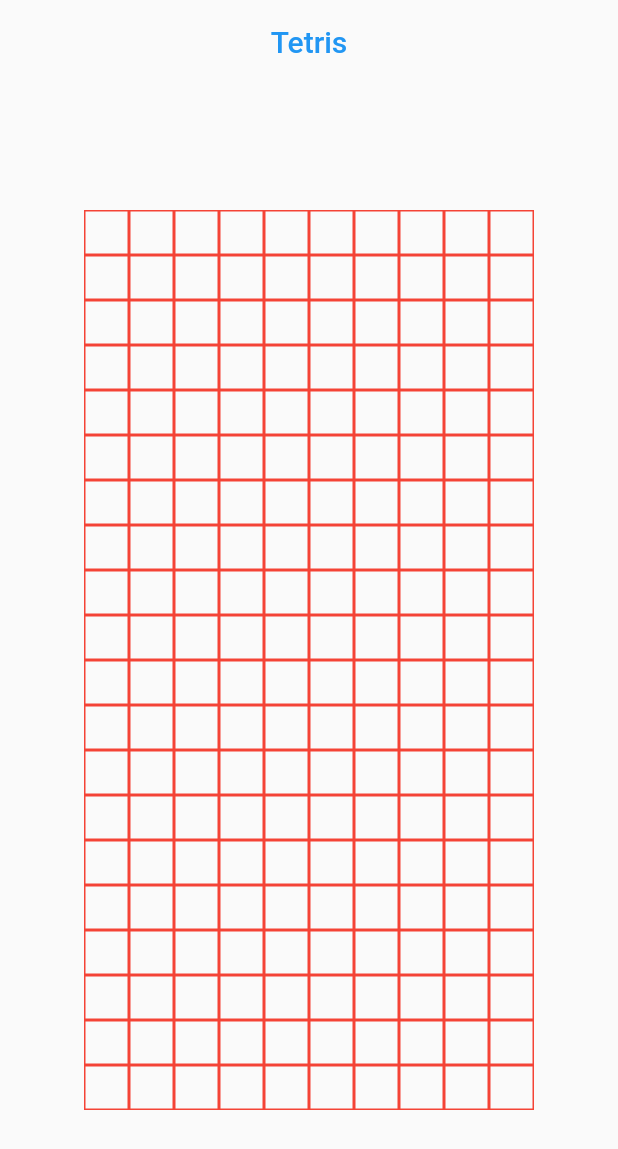
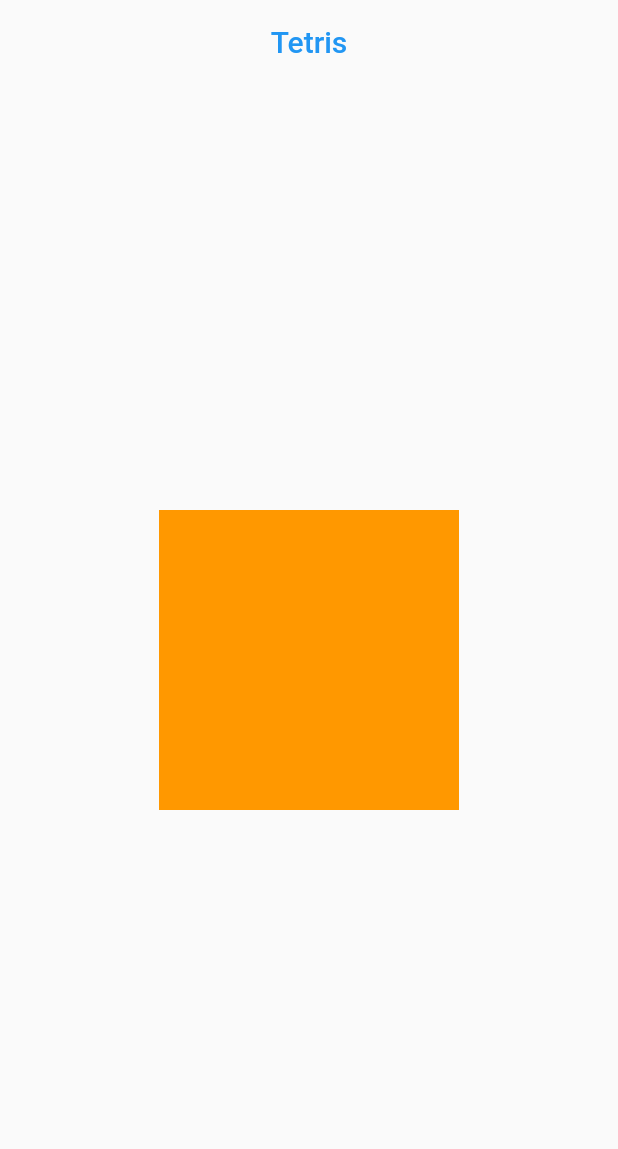
Before and after one commit to Sahil-Programme/tetris, a Flutter app: the screen it shows after launch, on a phone screen of 412 x 824 dp. Shown: the top 1149 px of the screen. Run offline on Flutter 3.47's test engine with Material 2 defaults, Android fonts, the phone set to English and light mode, and no system bars.

Commit message:
file and class management

```diff
--- a/lib/main.dart
+++ b/lib/main.dart
@@ -1,4 +1,6 @@
 import 'package:flutter/material.dart';
+
+import 'pages/game_page.dart';
 
 void main() {
   runApp(const Tetris());
@@ -11,68 +13,7 @@ class Tetris extends StatelessWidget {
     return const MaterialApp(
       debugShowCheckedModeBanner: false,
       title: 'Tetris',
-      home: HomePage(title: 'Homepage'),
+      home: GamePage(title: 'Gamepage'),
     );
   }
 }
-
-// --> Size of the board is 10x24
-
-class HomePage extends StatelessWidget {
-  const HomePage({Key? key, required this.title}) : super(key: key);
-  final String title;
-  @override
-  Widget build(BuildContext context) {
-    return Scaffold(
-      appBar: AppBar(
-        title: const Text('Tetris', style: TextStyle(color: Colors.blue)),
-        centerTitle: true,
-        backgroundColor: Colors.transparent,
-        elevation: 1,
-        shadowColor: Colors.transparent,
-      ),
-      body: const Matrix(),
-    );
-  }
-}
-
-class Matrix extends StatelessWidget {
-  const Matrix({Key? key}) : super(key: key);
-
-  Widget cell() {
-    return Container(
-      width: 30,
-      height: 30,
-      decoration: BoxDecoration(
-        border: Border.all(color: Colors.red),
-      ),
-    );
-  }
-
-  Row rowBuilder() {
-    final List<Widget> rowList = [];
-    for (int i = 0; i < 10; i++) {
-      rowList.add(cell());
-    }
-    return Row(
-      mainAxisAlignment: MainAxisAlignment.center,
-      children: rowList,
-    );
-  }
-
-  Column colBuilder() {
-    final List<Widget> colList = [];
-    for (int i = 0; i < 20; i++) {
-      colList.add(rowBuilder());
-    }
-    return Column(
-      mainAxisAlignment: MainAxisAlignment.center,
-      children: colList,
-    );
-  }
-
-  @override
-  Widget build(BuildContext context) {
-    return Center(child: colBuilder());
-  }
-}
--- /dev/null
+++ b/lib/modal/matrix_data.dart
@@ -0,0 +1 @@
+class MatrixData {}
--- /dev/null
+++ b/lib/pages/game_page.dart
@@ -0,0 +1,26 @@
+import 'package:flutter/material.dart';
+
+class GamePage extends StatelessWidget {
+  static const routeName = '/gamePage';
+  final String title;
+  const GamePage({required this.title, Key? key}) : super(key: key);
+
+  @override
+  Widget build(BuildContext context) {
+    return Scaffold(
+      appBar: AppBar(
+        title: const Text('Tetris', style: TextStyle(color: Colors.blue)),
+        centerTitle: true,
+        backgroundColor: Colors.transparent,
+        elevation: 1,
+        shadowColor: Colors.transparent,
+      ),
+      body: Center(
+          child: Container(
+        color: Colors.orange,
+        width: 200,
+        height: 200,
+      )),
+    );
+  }
+}
```
